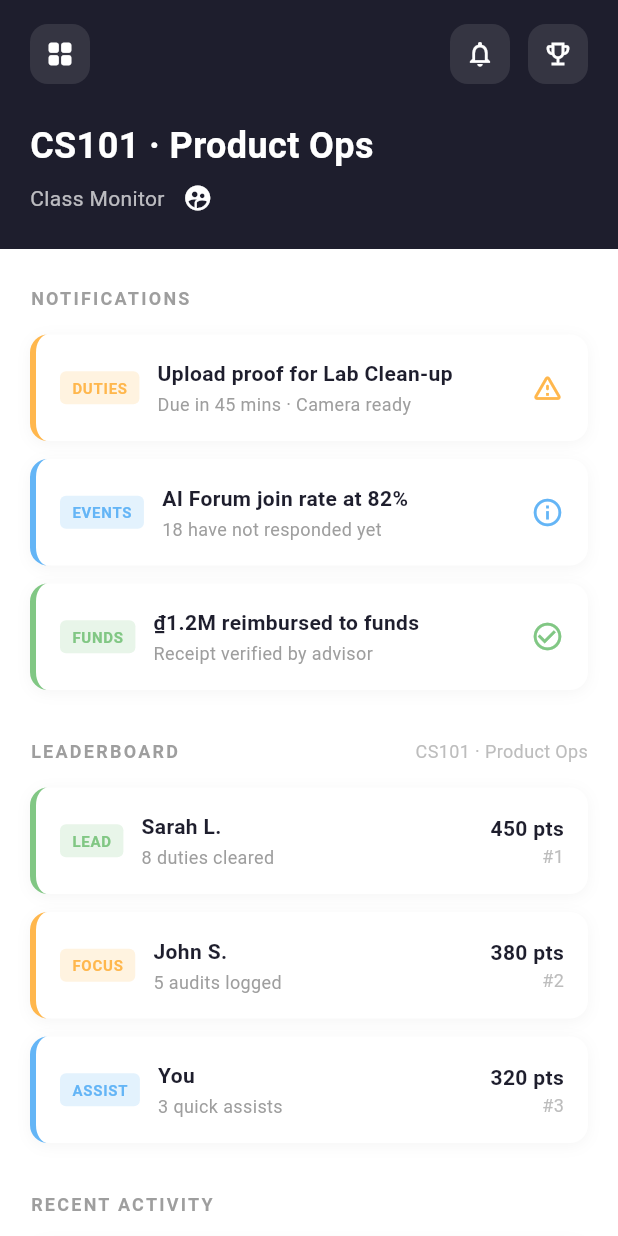
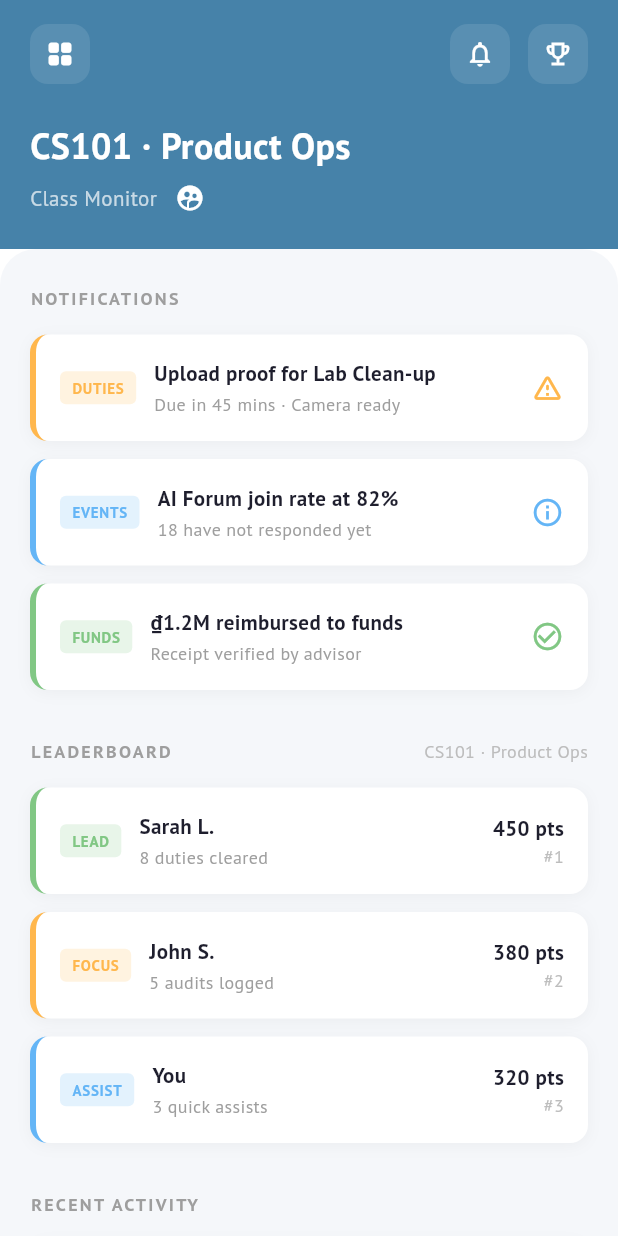
Before and after one commit to Enrique-Nguyen/mobile_classpal, a Flutter app: the DashboardScreen screen opened directly, on a phone screen of 412 x 824 dp. Run offline on Flutter 3.47's test engine with Material 3 defaults, Android fonts, the phone set to English and light mode, and no system bars; our stand-ins replace google_fonts; Roboto replaces fonts that are missing (Teachers).

Commit message:
[Update] Dashboard change color

```diff
--- a/lib/features/class_view/overview/screens/dashboard.dart
+++ b/lib/features/class_view/overview/screens/dashboard.dart
@@ -1,4 +1,5 @@
 import 'package:flutter/material.dart';
+import 'package:mobile_classpal/core/constants/app_colors.dart';
 import '../../../../core/widgets/app_drawer.dart';
 import '../../../../core/widgets/notifications_sheet.dart';
 import '../../../../core/widgets/leaderboard_sheet.dart';
@@ -9,7 +10,7 @@ class DashboardScreen extends StatelessWidget {
   @override
   Widget build(BuildContext context) {
     return Scaffold(
-      backgroundColor: Colors.white,
+      backgroundColor: Color.fromARGB(255, 255, 255, 255),
       body: CustomScrollView(
         slivers: [
           // Header
@@ -18,7 +19,7 @@ class DashboardScreen extends StatelessWidget {
           SliverToBoxAdapter(
             child: Container(
               decoration: const BoxDecoration(
-                color: Colors.white,
+                color: AppColors.background,
                 borderRadius: BorderRadius.vertical(top: Radius.circular(24)),
               ),
               child: Column(
@@ -48,7 +49,7 @@ class DashboardScreen extends StatelessWidget {
         right: 20,
         bottom: 24,
       ),
-      decoration: const BoxDecoration(color: Color(0xFF1E1E2D)),
+      decoration: const BoxDecoration(color: Color(0xFF4682A9)),
       child: Column(
         crossAxisAlignment: CrossAxisAlignment.start,
         children: [
--- a/lib/features/main_view/screens/welcome.dart
+++ b/lib/features/main_view/screens/welcome.dart
@@ -1,5 +1,4 @@
 import 'package:flutter/material.dart';
-import 'package:mobile_classpal/features/auth/screens/signin_screen.dart';
 // import '../../class_view/overview/widgets/main_navigation.dart';
 
 class WelcomeScreen extends StatelessWidget {
```
Also changed, not shown: lib/features/auth/screens/signin_screen.dart (+2 -8 lines), lib/main.dart (+7 -2 lines).
